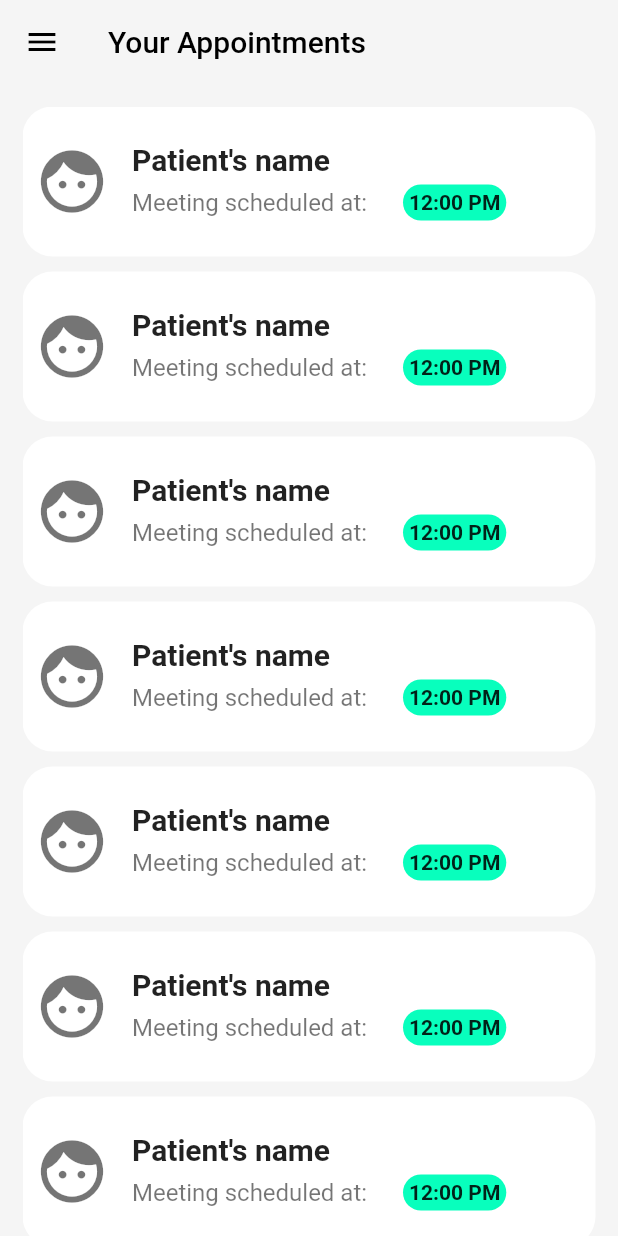
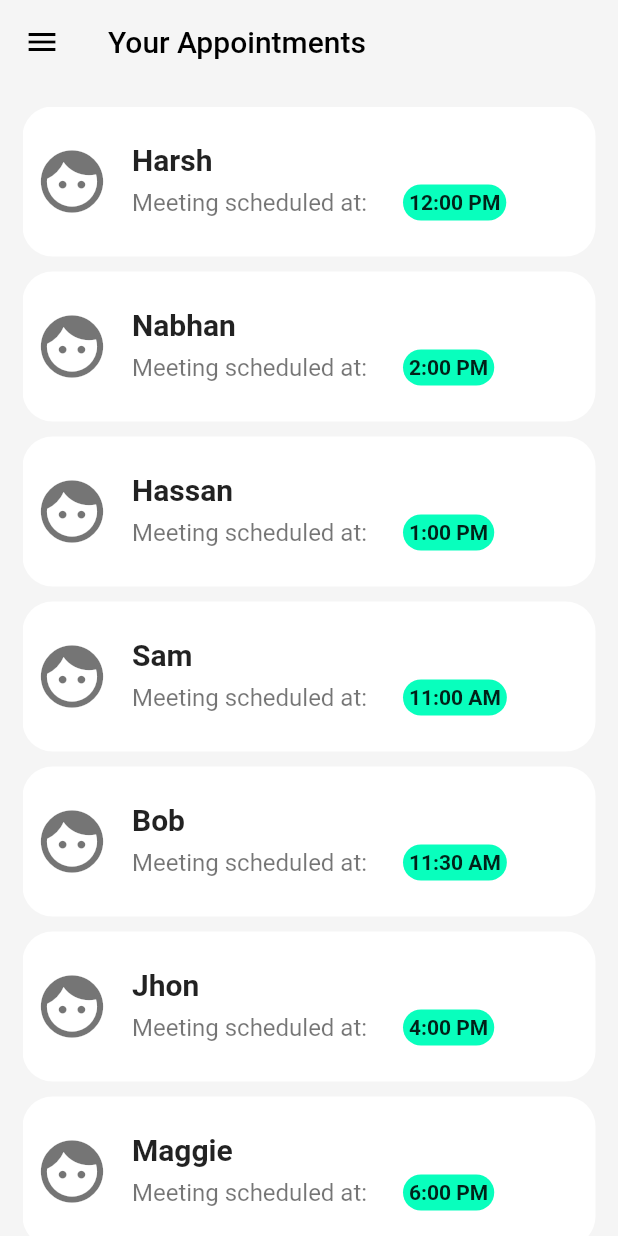
Before and after one commit to harshthakur066/Medline, a Flutter app: the DoctorHome screen opened directly, on a phone screen of 412 x 824 dp. Run offline on Flutter 3.47's test engine with Material 2 defaults, Android fonts, the phone set to English and light mode, and no system bars; our stand-ins replace cloud_firestore, firebase_auth, permission_handler; missing offline and left inert: agora_rtc_engine, razorpay_flutter; accounts and stored records are empty.

Commit message:
data added

```diff
--- a/lib/pages/doctor/dhome.dart
+++ b/lib/pages/doctor/dhome.dart
@@ -27,7 +27,7 @@ class _DoctorHomeState extends State<DoctorHome> {
                 children: <Widget>[
                   Icon(Icons.account_circle, size: 60),
                   SizedBox(width: 10),
-                  Text('Patient\'s name', style: TextStyle(fontSize: 18)),
+                  Text('Harsh', style: TextStyle(fontSize: 18)),
                 ],
               ),
               decoration: BoxDecoration(
@@ -104,7 +104,7 @@ class _DoctorHomeState extends State<DoctorHome> {
                           mainAxisAlignment: MainAxisAlignment.center,
                           crossAxisAlignment: CrossAxisAlignment.start,
                           children: <Widget>[
-                            Text('Patient\'s name',
+                            Text('Harsh',
                                 style: TextStyle(
                                     fontWeight: FontWeight.bold, fontSize: 20)),
                             SizedBox(height: 5),
@@ -160,7 +160,7 @@ class _DoctorHomeState extends State<DoctorHome> {
                           mainAxisAlignment: MainAxisAlignment.center,
                           crossAxisAlignment: CrossAxisAlignment.start,
                           children: <Widget>[
-                            Text('Patient\'s name',
+                            Text('Nabhan',
                                 style: TextStyle(
                                     fontWeight: FontWeight.bold, fontSize: 20)),
                             SizedBox(height: 5),
@@ -178,7 +178,7 @@ class _DoctorHomeState extends State<DoctorHome> {
                                   ),
                                   child: Padding(
                                     padding: const EdgeInsets.all(4.0),
-                                    child: Text('12:00 PM',
+                                    child: Text('2:00 PM',
                                         style: TextStyle(
                                             fontWeight: FontWeight.bold)),
                                   ),
@@ -216,7 +216,7 @@ class _DoctorHomeState extends State<DoctorHome> {
                           mainAxisAlignment: MainAxisAlignment.center,
                           crossAxisAlignment: CrossAxisAlignment.start,
                           children: <Widget>[
-                            Text('Patient\'s name',
+                            Text('Hassan',
                                 style: TextStyle(
                                     fontWeight: FontWeight.bold, fontSize: 20)),
                             SizedBox(height: 5),
@@ -234,7 +234,7 @@ class _DoctorHomeState extends State<DoctorHome> {
                                   ),
                                   child: Padding(
                                     padding: const EdgeInsets.all(4.0),
-                                    child: Text('12:00 PM',
+                                    child: Text('1:00 PM',
                                         style: TextStyle(
                                             fontWeight: FontWeight.bold)),
                                   ),
@@ -272,7 +272,7 @@ class _DoctorHomeState extends State<DoctorHome> {
                           mainAxisAlignment: MainAxisAlignment.center,
                           crossAxisAlignment: CrossAxisAlignment.start,
                           children: <Widget>[
-                            Text('Patient\'s name',
+                            Text('Sam',
                                 style: TextStyle(
                                     fontWeight: FontWeight.bold, fontSize: 20)),
                             SizedBox(height: 5),
@@ -290,7 +290,7 @@ class _DoctorHomeState extends State<DoctorHome> {
                                   ),
                                   child: Padding(
                                     padding: const EdgeInsets.all(4.0),
-                                    child: Text('12:00 PM',
+                                    child: Text('11:00 AM',
                                         style: TextStyle(
                                             fontWeight: FontWeight.bold)),
                                   ),
@@ -328,7 +328,7 @@ class _DoctorHomeState extends State<DoctorHome> {
                           mainAxisAlignment: MainAxisAlignment.center,
                           crossAxisAlignment: CrossAxisAlignment.start,
                           children: <Widget>[
-                            Text('Patient\'s name',
+                            Text('Bob',
                                 style: TextStyle(
                                     fontWeight: FontWeight.bold, fontSize: 20)),
                             SizedBox(height: 5),
@@ -346,7 +346,7 @@ class _DoctorHomeState extends State<DoctorHome> {
                                   ),
                                   child: Padding(
                                     padding: const EdgeInsets.all(4.0),
-                                    child: Text('12:00 PM',
+                                    child: Text('11:30 AM',
                                         style: TextStyle(
                                             fontWeight: FontWeight.bold)),
                                   ),
@@ -384,7 +384,7 @@ class _DoctorHomeState extends State<DoctorHome> {
                           mainAxisAlignment: MainAxisAlignment.center,
                           crossAxisAlignment: CrossAxisAlignment.start,
                           children: <Widget>[
-                            Text('Patient\'s name',
+                            Text('Jhon',
                                 style: TextStyle(
                                     fontWeight: FontWeight.bold, fontSize: 20)),
                             SizedBox(height: 5),
@@ -402,7 +402,7 @@ class _DoctorHomeState extends State<DoctorHome> {
                                   ),
                                   child: Padding(
                                     padding: const EdgeInsets.all(4.0),
-                                    child: Text('12:00 PM',
+                                    child: Text('4:00 PM',
                                         style: TextStyle(
                                             fontWeight: FontWeight.bold)),
                                   ),
@@ -440,7 +440,7 @@ class _DoctorHomeState extends State<DoctorHome> {
                           mainAxisAlignment: MainAxisAlignment.center,
                           crossAxisAlignment: CrossAxisAlignment.start,
                           children: <Widget>[
-                            Text('Patient\'s name',
+                            Text('Maggie',
                                 style: TextStyle(
                                     fontWeight: FontWeight.bold, fontSize: 20)),
                             SizedBox(height: 5),
@@ -458,7 +458,7 @@ class _DoctorHomeState extends State<DoctorHome> {
                                   ),
                                   child: Padding(
                                     padding: const EdgeInsets.all(4.0),
-                                    child: Text('12:00 PM',
+                                    child: Text('6:00 PM',
                                         style: TextStyle(
                                             fontWeight: FontWeight.bold)),
                                   ),
@@ -496,7 +496,7 @@ class _DoctorHomeState extends State<DoctorHome> {
                           mainAxisAlignment: MainAxisAlignment.center,
                           crossAxisAlignment: CrossAxisAlignment.start,
                           children: <Widget>[
-                            Text('Patient\'s name',
+                            Text('Jesse',
                                 style: TextStyle(
                                     fontWeight: FontWeight.bold, fontSize: 20)),
                             SizedBox(height: 5),
@@ -514,7 +514,7 @@ class _DoctorHomeState extends State<DoctorHome> {
                                   ),
                                   child: Padding(
                                     padding: const EdgeInsets.all(4.0),
-                                    child: Text('12:00 PM',
+                                    child: Text('3:00 PM',
                                         style: TextStyle(
                                             fontWeight: FontWeight.bold)),
                                   ),
--- a/lib/pages/doctor_profile.dart
+++ b/lib/pages/doctor_profile.dart
@@ -43,7 +43,7 @@ class _DoctorState extends State<Doctor> {
   void openCheckout() {
     var options = {
       "key": "rzp_test_bWKZ5iU9pYUE9i",
-      "amount": 500*100,
+      "amount": 500 * 100,
       "name": "Medline",
       "description": "Payment for the some random product",
       "prefill": {"contact": "9896728762", "email": "nabhan710hanif@gmail.com"},
@@ -100,11 +100,11 @@ class _DoctorState extends State<Doctor> {
                       mainAxisAlignment: MainAxisAlignment.center,
                       crossAxisAlignment: CrossAxisAlignment.start,
                       children: <Widget>[
-                        Text('Doctor\'s Name',
+                        Text('Rick',
                             style: TextStyle(
                                 fontSize: 25, fontWeight: FontWeight.bold)),
                         SizedBox(height: 5),
-                        Text('Speciality', style: TextStyle(fontSize: 16)),
+                        Text('Covid', style: TextStyle(fontSize: 16)),
                         SizedBox(height: 5),
                         Text('MBBS, MS'),
                       ]),
--- a/lib/pages/home.dart
+++ b/lib/pages/home.dart
@@ -82,7 +82,7 @@ class _HomePageState extends State<HomePage> {
           child: ListView(
             children: [
               // ListTile(
-              //   title: Text('Doctor\'s Name'),
+              //   title: Text('Rick'),
               //   leading: Container(
               //       width: 50.0,
               //       height: 50.0,
@@ -92,26 +92,26 @@ class _HomePageState extends State<HomePage> {
               //             fit: BoxFit.fill,
               //             image: new AssetImage('asset/doctor.jpg'),
               //           ))),
-              //   subtitle: Text('Specialization'),
+              //   subtitle: Text('Covid'),
               //   onTap: () {
               //     Navigator.push(context,
               //         MaterialPageRoute(builder: (context) => Doctor()));
               //   },
               // ),
               // ListTile(
-              //   title: Text('Doctor\'s Name'),
+              //   title: Text('Rick'),
               //   leading: CircleAvatar(),
-              //   subtitle: Text('Specialization'),
+              //   subtitle: Text('Covid'),
               // ),
               // ListTile(
-              //   title: Text('Doctor\'s Name'),
+              //   title: Text('Rick'),
               //   leading: CircleAvatar(),
-              //   subtitle: Text('Specialization'),
+              //   subtitle: Text('Covid'),
               // ),
               // ListTile(
-              //   title: Text('Doctor\'s Name'),
+              //   title: Text('Rick'),
               //   leading: CircleAvatar(),
-              //   subtitle: Text('Specialization'),
+              //   subtitle: Text('Covid'),
               // ),
               InkWell(
                 splashColor: Colors.blue.withAlpha(30),
@@ -145,11 +145,11 @@ class _HomePageState extends State<HomePage> {
                           mainAxisAlignment: MainAxisAlignment.center,
                           crossAxisAlignment: CrossAxisAlignment.start,
                           children: <Widget>[
-                            Text('Doctor\'s name',
+                            Text('Rick',
                                 style: TextStyle(
                                     fontWeight: FontWeight.bold, fontSize: 20)),
                             SizedBox(height: 5),
-                            Text('Specialization',
+                            Text('Covid',
                                 style: TextStyle(
                                     color: Colors.black54, fontSize: 16)),
                             SizedBox(height: 3),
@@ -195,11 +195,11 @@ class _HomePageState extends State<HomePage> {
                           mainAxisAlignment: MainAxisAlignment.center,
                           crossAxisAlignment: CrossAxisAlignment.start,
                           children: <Widget>[
-                            Text('Doctor\'s name',
+                            Text('Harsh Thakur',
                                 style: TextStyle(
                                     fontWeight: FontWeight.bold, fontSize: 20)),
                             SizedBox(height: 5),
-                            Text('Specialization',
+                            Text('General Medicine',
                                 style: TextStyle(
                                     color: Colors.black54, fontSize: 16)),
                             SizedBox(height: 3),
@@ -245,11 +245,11 @@ class _HomePageState extends State<HomePage> {
                           mainAxisAlignment: MainAxisAlignment.center,
                           crossAxisAlignment: CrossAxisAlignment.start,
                           children: <Widget>[
-                            Text('Doctor\'s name',
+                            Text('Patrick',
                                 style: TextStyle(
                                     fontWeight: FontWeight.bold, fontSize: 20)),
                             SizedBox(height: 5),
-                            Text('Specialization',
+                            Text('Psychiatrist',
                                 style: TextStyle(
                                     color: Colors.black54, fontSize: 16)),
                             SizedBox(height: 3),
@@ -295,11 +295,11 @@ class _HomePageState extends State<HomePage> {
                           mainAxisAlignment: MainAxisAlignment.center,
                           crossAxisAlignment: CrossAxisAlignment.start,
                           children: <Widget>[
-                            Text('Doctor\'s name',
+                            Text('Margo',
                                 style: TextStyle(
                                     fontWeight: FontWeight.bold, fontSize: 20)),
                             SizedBox(height: 5),
-                            Text('Specialization',
+                            Text('Mental Issues',
                                 style: TextStyle(
                                     color: Colors.black54, fontSize: 16)),
                             SizedBox(height: 3),
@@ -345,11 +345,11 @@ class _HomePageState extends State<HomePage> {
                           mainAxisAlignment: MainAxisAlignment.center,
                           crossAxisAlignment: CrossAxisAlignment.start,
                           children: <Widget>[
-                            Text('Doctor\'s name',
+                            Text('James',
                                 style: TextStyle(
                                     fontWeight: FontWeight.bold, fontSize: 20)),
                             SizedBox(height: 5),
-                            Text('Specialization',
+                            Text('Covid',
                                 style: TextStyle(
                                     color: Colors.black54, fontSize: 16)),
                             SizedBox(height: 3),
```
